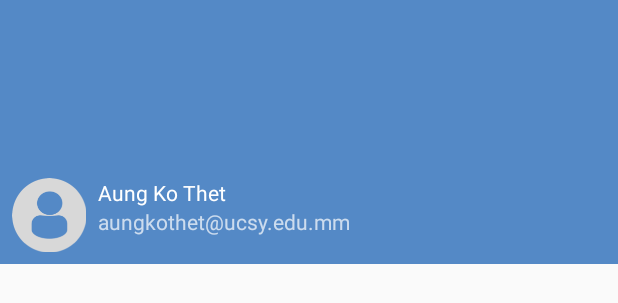
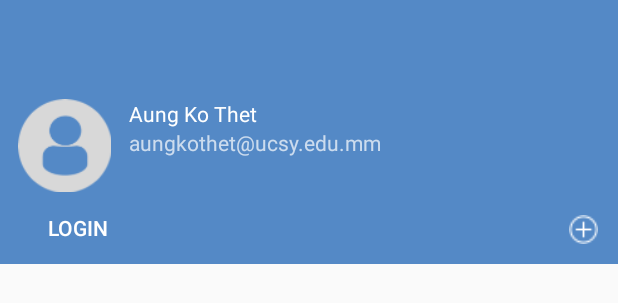
Before and after one commit to aungkothet/SmackTalk, an Android app: the layout nav_header_main.xml on its own in the app's theme, with its tools: preview values and no code run, on a phone screen of 412 x 824 dp. Shown: the top 303 px of the screen. Run offline under Robolectric (Android 15) with nearby library versions, the phone set to English and light mode, and no system bars.

Commit message:
NavHeader UI Changing

```diff
--- a/app/src/main/java/io/github/aungkothet/smacktalk/MainActivity.kt
+++ b/app/src/main/java/io/github/aungkothet/smacktalk/MainActivity.kt
@@ -11,6 +11,7 @@ import android.support.design.widget.NavigationView
 import android.support.v7.app.AppCompatActivity
 import android.support.v7.widget.Toolbar
 import android.view.Menu
+import android.view.View
 
 class MainActivity : AppCompatActivity(){
 
@@ -38,4 +39,9 @@ class MainActivity : AppCompatActivity(){
         }
     }
 
+    fun loginButtonNavClick(view: View)
+    {
+
+    }
+
 }
--- a/app/src/main/res/layout/nav_header_main.xml
+++ b/app/src/main/res/layout/nav_header_main.xml
@@ -9,32 +9,47 @@
         android:gravity="bottom" android:id="@+id/linearLayout">
 
     <ImageView
-            android:layout_width="wrap_content"
-            android:layout_height="wrap_content"
+            android:layout_width="70dp"
+            android:layout_height="70dp"
             android:paddingTop="@dimen/nav_header_vertical_spacing"
             app:srcCompat="@drawable/profiledefault"
             android:contentDescription="@string/nav_header_desc"
-            android:id="@+id/imageView"
-            android:layout_marginBottom="8dp"
-            app:layout_constraintBottom_toBottomOf="parent" android:layout_marginStart="8dp"
-            app:layout_constraintStart_toStartOf="parent"/>
+            android:id="@+id/userImageNavHeader"
+            android:layout_marginStart="8dp"
+            app:layout_constraintStart_toStartOf="parent" android:layout_marginBottom="8dp"
+            app:layout_constraintBottom_toTopOf="@+id/loginButtonNavHeader"/>
 
     <TextView
             android:layout_width="wrap_content"
             android:layout_height="wrap_content"
             android:paddingTop="@dimen/nav_header_vertical_spacing"
             android:textAppearance="@style/TextAppearance.AppCompat.Body1"
-            android:id="@+id/textView2"
-            tools:text="Aung Ko Thet" app:layout_constraintStart_toEndOf="@+id/imageView"
+            android:id="@+id/userNameNavHeader"
+            tools:text="Aung Ko Thet" app:layout_constraintStart_toEndOf="@+id/userImageNavHeader"
             android:layout_marginStart="8dp"
-            app:layout_constraintTop_toTopOf="@+id/imageView"/>
+            app:layout_constraintTop_toTopOf="@+id/userImageNavHeader"/>
 
     <TextView
             android:layout_width="wrap_content"
             android:layout_height="wrap_content"
-            android:id="@+id/textView"
-            tools:text="aungkothet@ucsy.edu.mm" app:layout_constraintStart_toEndOf="@+id/imageView"
+            android:id="@+id/userEmailNavHeader"
+            tools:text="aungkothet@ucsy.edu.mm" app:layout_constraintStart_toEndOf="@+id/userImageNavHeader"
             android:layout_marginStart="8dp"
-            app:layout_constraintTop_toBottomOf="@+id/textView2"/>
+            app:layout_constraintTop_toBottomOf="@+id/userNameNavHeader"/>
+    <ImageButton
+            android:layout_width="30dp"
+            android:layout_height="30dp" app:srcCompat="@drawable/addchannelbutton"
+            android:id="@+id/addChannelButton"
+            android:background="@android:color/transparent" app:layout_constraintEnd_toEndOf="parent"
+            android:layout_marginEnd="8dp" android:layout_marginBottom="8dp"
+            app:layout_constraintBottom_toBottomOf="parent" android:scaleType="fitXY" android:padding="5dp"/>
+    <Button
+            android:text="Login"
+            android:layout_width="wrap_content"
+            android:layout_height="32dp"
+            android:id="@+id/loginButtonNavHeader" app:layout_constraintStart_toStartOf="parent"
+            android:layout_marginStart="8dp"
+            android:layout_marginBottom="8dp" app:layout_constraintBottom_toBottomOf="parent"
+            android:background="@android:color/transparent" android:onClick="loginButtonNavClick"/>
 
 </android.support.constraint.ConstraintLayout>
```
